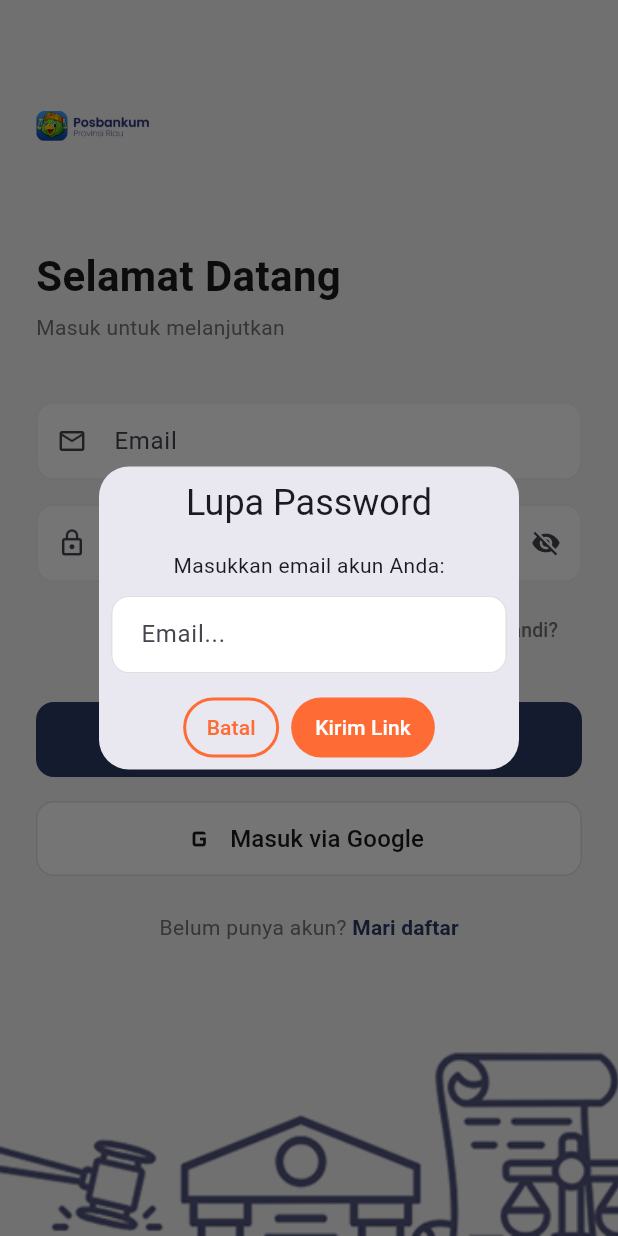
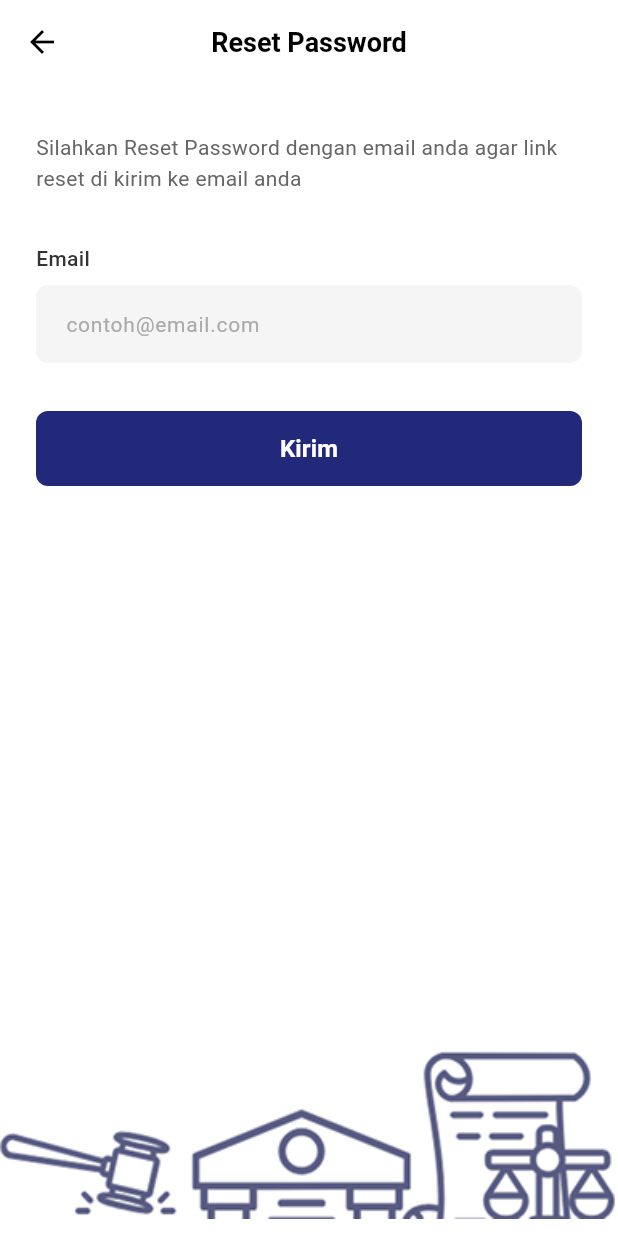
Before and after one commit to ican-bangcat/posbankum_mobile, a Flutter app: the LoginFormScreen screen opened by its route, after a tap on "Lupa kata sandi?", on a phone screen of 412 x 824 dp. Run offline on Flutter 3.47's test engine with Material 3 defaults, Android fonts, the phone set to English and light mode, and no system bars; our stand-ins replace file_picker, get, get_storage, smooth_page_indicator, supabase_flutter; accounts and stored records are empty; Roboto replaces fonts that are missing (Poppins).

Commit message:
"menyesuaikan forgot password sesuai tampilan di figma"

```diff
--- a/lib/app/routes/app_pages.dart
+++ b/lib/app/routes/app_pages.dart
@@ -9,6 +9,10 @@ import '../../modules/auth/views/home_masyarakat_screen.dart';
 import '../../modules/auth/views/home_paralegal_screen.dart';
 import '../../modules/pengaduan/views/form_pengaduan_screen.dart';
 import '../../modules/pengaduan/views/pengaduan_success_screen.dart';
+import '../../modules/auth/views/forgot_password_screen.dart';
+import '../../modules/auth/controllers/forgot_password_controller.dart';
+import '../../modules/auth/views/update_password_screen.dart';
+import '../../modules/auth/controllers/update_password_controller.dart';
 import 'app_routes.dart';
 
 /// App Pages Configuration
@@ -60,6 +64,29 @@ class AppPages {
       transitionDuration: const Duration(milliseconds: 400),
     ),
 
+    // ✅ FORGOT PASSWORD (BARU)
+    GetPage(
+      name: AppRoutes.FORGOT_PASSWORD,
+      page: () => const ForgotPasswordScreen(),
+      binding: BindingsBuilder(() {
+        // LazyPut: Controller hanya dibuat saat halaman dibuka
+        Get.lazyPut<ForgotPasswordController>(() => ForgotPasswordController());
+      }),
+      transition: Transition.rightToLeft,
+      transitionDuration: const Duration(milliseconds: 300),
+    ),
+
+    // ✅ UPDATE PASSWORD (BARU)
+    GetPage(
+      name: AppRoutes.UPDATE_PASSWORD,
+      page: () => const UpdatePasswordScreen(),
+      binding: BindingsBuilder(() {
+        Get.lazyPut<UpdatePasswordController>(() => UpdatePasswordController());
+      }),
+      transition: Transition.fadeIn, // Fade in karena ini biasanya otomatis
+      transitionDuration: const Duration(milliseconds: 400),
+    ),
+
     // ✅ PENGADUAN ROUTES (BARU)
     GetPage(
       name: AppRoutes.FORM_PENGADUAN,
--- a/lib/app/routes/app_routes.dart
+++ b/lib/app/routes/app_routes.dart
@@ -14,6 +14,7 @@ class AppRoutes {
   static const String FORGOT_PASSWORD = '/forgot-password';
   static const String VERIFY_OTP = '/verify-otp';
   static const String RESET_PASSWORD = '/reset-password';
+  static const UPDATE_PASSWORD = '/update-password';
 
   // Main
   static const String HOME = '/home';
@@ -38,6 +39,7 @@ class AppRoutes {
   static const String PARALEGAL_LIST = '/paralegal-list';
   static const String PARALEGAL_CHAT = '/paralegal-chat';
 
+
   // Other
   static const String NOTIFICATION = '/notification';
   static const String HELP = '/help';
--- /dev/null
+++ b/lib/modules/auth/controllers/forgot_password_controller.dart
@@ -0,0 +1,76 @@
+import 'package:flutter/material.dart';
+import 'package:get/get.dart';
+import 'package:supabase_flutter/supabase_flutter.dart';
+
+class ForgotPasswordController extends GetxController {
+  // 1. Controller untuk Input Email
+  final emailController = TextEditingController();
+
+  // 2. State Management (Loading & Success)
+  final isLoading = false.obs;
+  final isSuccess = false.obs; // Kalau true, UI berubah jadi gambar amplop
+
+  // 3. Supabase Client
+  final supabase = Supabase.instance.client;
+
+  @override
+  void onClose() {
+    emailController.dispose();
+    super.onClose();
+  }
+
+  // --- FUNGSI VALIDASI EMAIL ---
+  bool isValidEmail(String email) {
+    return RegExp(r'^[\w-\.]+@([\w-]+\.)+[\w-]{2,4}$').hasMatch(email);
+  }
+
+  // --- FUNGSI UTAMA: KIRIM LINK RESET ---
+  Future<void> sendResetLink() async {
+    final email = emailController.text.trim();
+
+    // A. Validasi Input
+    if (email.isEmpty) {
+      Get.snackbar('Error', 'Email tidak boleh kosong',
+          backgroundColor: Colors.red.shade100, colorText: Colors.red.shade900);
+      return;
+    }
+
+    if (!isValidEmail(email)) {
+      Get.snackbar('Error', 'Format email tidak valid',
+          backgroundColor: Colors.red.shade100, colorText: Colors.red.shade900);
+      return;
+    }
+
+    try {
+      isLoading.value = true;
+
+      // B. Kirim Request ke Supabase
+      // PENTING: redirectTo harus sama persis dengan yang di AndroidManifest & Supabase Dashboard
+      await supabase.auth.resetPasswordForEmail(
+        email,
+        redirectTo: 'io.posbankum.app://login-callback', // 👈 INI KUNCINYA!
+      );
+
+      // C. Sukses! Ubah Tampilan UI
+      isSuccess.value = true;
+
+    } on AuthException catch (e) {
+      Get.snackbar('Gagal', e.message,
+          backgroundColor: Colors.red.shade100, colorText: Colors.red.shade900);
+    } catch (e) {
+      Get.snackbar('Error', 'Terjadi kesalahan sistem. Coba lagi nanti.',
+          backgroundColor: Colors.red.shade100, colorText: Colors.red.shade900);
+      print("Error Forgot Password: $e");
+    } finally {
+      isLoading.value = false;
+    }
+  }
+
+  // --- FUNGSI RESET STATE (Opsional) ---
+  // Dipakai kalau user mau kembali ngisi ulang email (misal salah ketik)
+  void resetState() {
+    isSuccess.value = false;
+    isLoading.value = false;
+    emailController.clear();
+  }
+}
--- /dev/null
+++ b/lib/modules/auth/views/forgot_password_screen.dart
@@ -0,0 +1,222 @@
+import 'package:flutter/material.dart';
+import 'package:get/get.dart';
+import '../controllers/forgot_password_controller.dart';
+
+class ForgotPasswordScreen extends StatelessWidget {
+  const ForgotPasswordScreen({Key? key}) : super(key: key);
+
+  @override
+  Widget build(BuildContext context) {
+    final controller = Get.put(ForgotPasswordController());
+
+    return Scaffold(
+      backgroundColor: Colors.white,
+      appBar: AppBar(
+        backgroundColor: Colors.white,
+        elevation: 0,
+        centerTitle: true,
+        leading: IconButton(
+          icon: const Icon(Icons.arrow_back, color: Colors.black),
+          onPressed: () => Get.back(),
+        ),
+        title: const Text(
+          'Reset Password',
+          style: TextStyle(
+            color: Colors.black,
+            fontSize: 18,
+            fontWeight: FontWeight.w600,
+          ),
+        ),
+      ),
+      body: Obx(() {
+        // Show success state
+        if (controller.isSuccess.value) {
+          return _buildSuccessState(controller);
+        }
+
+        // Show initial form state
+        return _buildFormState(controller);
+      }),
+    );
+  }
+
+  Widget _buildFormState(ForgotPasswordController controller) {
+    return Column(
+      children: [
+        Expanded(
+          child: SingleChildScrollView(
+            padding: const EdgeInsets.all(24.0),
+            child: Column(
+              crossAxisAlignment: CrossAxisAlignment.start,
+              children: [
+                const SizedBox(height: 8),
+                const Text(
+                  'Silahkan Reset Password dengan email anda agar link reset di kirim ke email anda',
+                  style: TextStyle(
+                    fontSize: 14,
+                    color: Color(0xFF666666),
+                    height: 1.5,
+                  ),
+                ),
+                const SizedBox(height: 32),
+                const Text(
+                  'Email',
+                  style: TextStyle(
+                    fontSize: 14,
+                    fontWeight: FontWeight.w500,
+                    color: Color(0xFF333333),
+                  ),
+                ),
+                const SizedBox(height: 8),
+                TextField(
+                  controller: controller.emailController,
+                  keyboardType: TextInputType.emailAddress,
+                  decoration: InputDecoration(
+                    hintText: 'contoh@email.com',
+                    hintStyle: const TextStyle(
+                      color: Color(0xFFAAAAAA),
+                      fontSize: 14,
+                    ),
+                    filled: true,
+                    fillColor: const Color(0xFFF5F5F5),
+                    border: OutlineInputBorder(
+                      borderRadius: BorderRadius.circular(8),
+                      borderSide: BorderSide.none,
+                    ),
+                    enabledBorder: OutlineInputBorder(
+                      borderRadius: BorderRadius.circular(8),
+                      borderSide: BorderSide.none,
+                    ),
+                    focusedBorder: OutlineInputBorder(
+                      borderRadius: BorderRadius.circular(8),
+                      borderSide: const BorderSide(
+                        color: Color(0xFF22297A),
+                        width: 1.5,
+                      ),
+                    ),
+                    contentPadding: const EdgeInsets.symmetric(
+                      horizontal: 16,
+                      vertical: 14,
+                    ),
+                  ),
+                ),
+                const SizedBox(height: 32),
+                Obx(() => SizedBox(
+                  width: double.infinity,
+                  height: 50,
+                  child: ElevatedButton(
+                    onPressed: controller.isLoading.value
+                        ? null
+                        : () => controller.sendResetLink(),
+                    style: ElevatedButton.styleFrom(
+                      backgroundColor: const Color(0xFF22297A),
+                      disabledBackgroundColor: const Color(0xFF22297A).withOpacity(0.6),
+                      shape: RoundedRectangleBorder(
+                        borderRadius: BorderRadius.circular(8),
+                      ),
+                      elevation: 0,
+                    ),
+                    child: controller.isLoading.value
+                        ? const SizedBox(
+                      height: 20,
+                      width: 20,
+                      child: CircularProgressIndicator(
+                        strokeWidth: 2,
+                        valueColor: AlwaysStoppedAnimation<Color>(Colors.white),
+                      ),
+                    )
+                        : const Text(
+                      'Kirim',
+                      style: TextStyle(
+                        fontSize: 16,
+                        fontWeight: FontWeight.w600,
+                        color: Colors.white,
+                      ),
+                    ),
+                  ),
+                )),
+              ],
+            ),
+          ),
+        ),
+        // Footer illustration
+        Image.asset(
+          'assets/images/icons/building_illustration2.png',
+          width: double.infinity,
+          fit: BoxFit.contain,
+          height: 150,
+        ),
+      ],
+    );
+  }
+
+  Widget _buildSuccessState(ForgotPasswordController controller) {
+    return Column(
+      children: [
+        Expanded(
+          child: Center(
+            child: Padding(
+              padding: const EdgeInsets.all(24.0),
+              child: Column(
+                mainAxisAlignment: MainAxisAlignment.center,
+                children: [
+                  // Envelope icon
+                  Container(
+                    width: 120,
+                    height: 120,
+                    decoration: BoxDecoration(
+                      color: const Color(0xFF22297A).withOpacity(0.1),
+                      shape: BoxShape.circle,
+                    ),
+                    child: const Icon(
+                      Icons.mail_outline,
+                      size: 60,
+                      color: Color(0xFF22297A),
+                    ),
+                  ),
+                  const SizedBox(height: 32),
+                  const Text(
+                    'Link Reset Telah Dikirim',
+                    style: TextStyle(
+                      fontSize: 20,
+                      fontWeight: FontWeight.bold,
+                      color: Color(0xFF333333),
+                    ),
+                    textAlign: TextAlign.center,
+                  ),
+                  const SizedBox(height: 16),
+                  Text(
+                    'Sudah di kirim link reset ke ${controller.emailController.text}',
+                    style: const TextStyle(
+                      fontSize: 14,
+                      color: Color(0xFF666666),
+                      height: 1.5,
+                    ),
+                    textAlign: TextAlign.center,
+                  ),
+                  const SizedBox(height: 8),
+                  const Text(
+                    'Silahkan ikuti intruksi untuk mereset password',
+                    style: TextStyle(
+                      fontSize: 14,
+                      color: Color(0xFF666666),
+                      height: 1.5,
+                    ),
+                    textAlign: TextAlign.center,
+                  ),
+                ],
+              ),
+            ),
+          ),
+        ),
+        // Footer illustration
+        Image.asset(
+          'assets/images/icons/building_illustration2.png',
+          width: double.infinity,
+          fit: BoxFit.contain,
+          height: 150,
+        ),
+      ],
+    );
+  }
+}
--- a/lib/modules/auth/views/login_form_screen.dart
+++ b/lib/modules/auth/views/login_form_screen.dart
@@ -3,6 +3,7 @@ import 'package:get/get.dart';
 import '../../../app/themes/app_colors.dart';
 import '../controllers/auth_controller.dart'; // ✅ 1. Import Controller
 import 'register_modal.dart'; // ✅ 2. Import Register Modal
+import '../../../app/routes/app_routes.dart';
 
 /// Login Form Screen - Clean Design (No Animation Errors)
 class LoginFormScreen extends StatefulWidget {
@@ -87,53 +88,49 @@ class _LoginFormScreenState extends State<LoginFormScreen> {
                       child: Column(
                         crossAxisAlignment: CrossAxisAlignment.start,
                         children: [
+                          // 1. Input Email (Tetap)
                           _buildEmailField(),
+
                           const SizedBox(height: 16),
+
+                          // 2. Input Password (Tetap)
                           _buildPasswordField(),
+
                           const SizedBox(height: 8),
+
+                          // 3. Tombol Lupa Password (YANG DIUBAH) 👇
                           Align(
                             alignment: Alignment.centerRight,
                             child: TextButton(
                               onPressed: () {
-                                // MUNCULKAN DIALOG INPUT EMAIL
-                                Get.defaultDialog(
-                                  title: "Lupa Password",
-                                  content: Column(
-                                    children: [
-                                      const Text("Masukkan email akun Anda:"),
-                                      const SizedBox(height: 10),
-                                      TextField(
-                                        controller: _emailController, // Pakai controller yang udah ada aja
-                                        decoration: const InputDecoration(
-                                          hintText: "Email...",
-                                          border: OutlineInputBorder(),
-                                        ),
-                                      ),
-                                    ],
-                                  ),
-                                  textConfirm: "Kirim Link",
-                                  textCancel: "Batal",
-                                  confirmTextColor: Colors.white,
-                                  onConfirm: () {
-                                    Get.back(); // Tutup dialog
-                                    authC.resetPassword(_emailController.text); // Panggil fungsi tadi
-                                  },
-                                );
+                                // ❌ DULU: Pakai Get.defaultDialog (Pop-up)
+
+                                // ✅ SEKARANG: Pindah ke Halaman Baru
+                                Get.toNamed(AppRoutes.FORGOT_PASSWORD);
                               },
                               child: const Text(
                                 'Lupa kata sandi?',
-                                style: TextStyle(fontSize: 13, color: AppColors.textSecondary),
+                                style: TextStyle(
+                                    fontSize: 13,
+                                    color: AppColors.textSecondary
+                                ),
                               ),
                             ),
                           ),
+
                           const SizedBox(height: 24),
 
-                          // ✅ TOMBOL LOGIN YANG SUDAH AKTIF
+                          // 4. Tombol Login (Tetap)
                           _buildLoginButton(),
 
                           const SizedBox(height: 16),
+
+                          // 5. Tombol Google (Tetap)
                           _buildGoogleButton(),
+
                           const SizedBox(height: 24),
+
+                          // 6. Link Daftar (Tetap)
                           _buildRegisterLink(),
                         ],
                       ),
```
Also changed, not shown: lib/modules/auth/controllers/update_password_controller.dart (added, +135 -0 lines), lib/modules/auth/views/update_password_screen.dart (added, +217 -0 lines).
